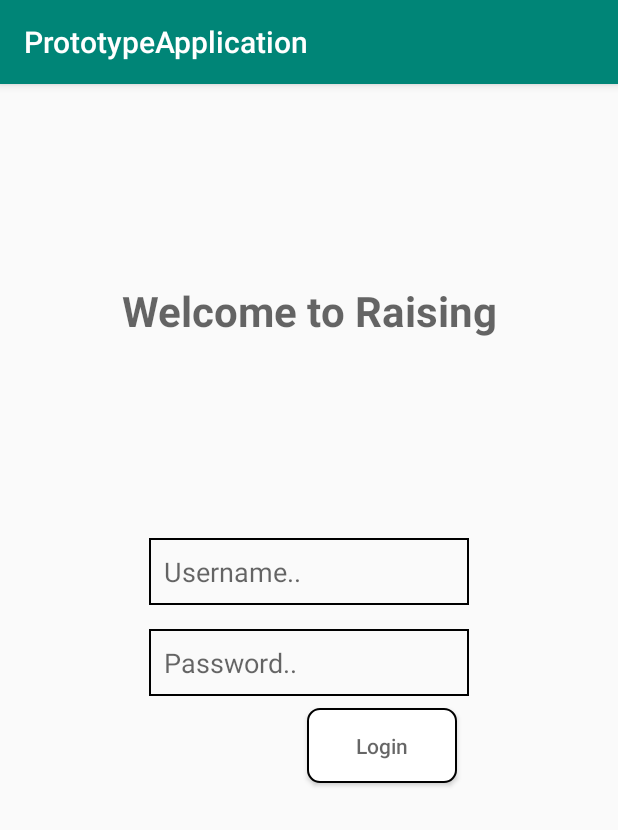
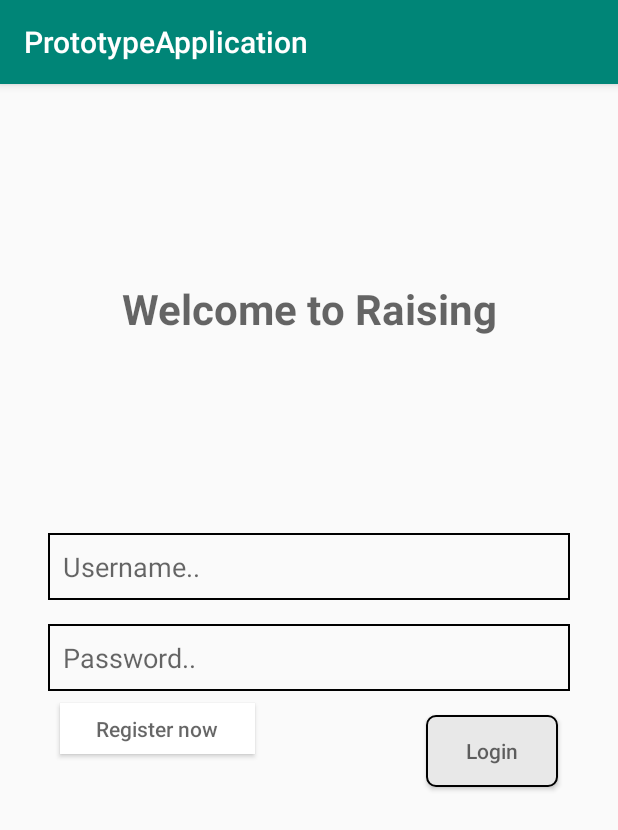
Before and after one commit to noahschmid/raising-android, an Android app: the fragment PrototypeLoginFragment shown on its own in the app's theme, after a tap on an icon or button, on a phone screen of 412 x 824 dp. Shown: the top 830 px of the screen. Run offline under Robolectric (Android 15) with nearby library versions, the phone set to English and light mode, and no system bars.

Commit message:
Fix button_login and add button_register

```diff
--- a/app/src/main/java/com/example/prototypeapplication/PrototypeLoginFragment.java
+++ b/app/src/main/java/com/example/prototypeapplication/PrototypeLoginFragment.java
@@ -11,8 +11,12 @@ import androidx.fragment.app.Fragment;
 import android.view.LayoutInflater;
 import android.view.View;
 import android.view.ViewGroup;
+import android.widget.Button;
+import android.widget.EditText;
 
-public class PrototypeLoginFragment extends Fragment {
+public class PrototypeLoginFragment extends Fragment implements View.OnClickListener {
+    private EditText username_input;
+    private EditText password_input;
 
     private PrototypeLoginViewModel mViewModel;
 
@@ -23,7 +27,30 @@ public class PrototypeLoginFragment extends Fragment {
     @Override
     public View onCreateView(@NonNull LayoutInflater inflater, @Nullable ViewGroup container,
                              @Nullable Bundle savedInstanceState) {
-        return inflater.inflate(R.layout.prototype_login_fragment, container, false);
+        View view = inflater.inflate(R.layout.prototype_login_fragment, container, false);
+
+        username_input = view.findViewById(R.id.editText_login_username);
+        password_input = view.findViewById(R.id.editText_login_password);
+
+        Button btn_login = view.findViewById(R.id.button_login);
+        btn_login.setOnClickListener(this);
+        Button btn_register = view.findViewById(R.id.button_register);
+        btn_register.setOnClickListener(this);
+        return view;
+    }
+
+    @Override
+    public void onClick(View view) {
+        switch (view.getId()) {
+            case R.id.button_login:
+                login();
+                break;
+            case R.id.button_register:
+                goToRegisterFragment();
+                break;
+            default:
+                break;
+        }
     }
 
     @Override
@@ -32,4 +59,26 @@ public class PrototypeLoginFragment extends Fragment {
         mViewModel = ViewModelProviders.of(this).get(PrototypeLoginViewModel.class);
         // TODO: Use the ViewModel
     }
+
+
+    private void login() {
+
+        String username = username_input.getText().toString();
+        String password = password_input.getText().toString();
+
+        // add backend request
+    }
+
+    private void goToRegisterFragment() {
+
+        try {
+            getActivity().getSupportFragmentManager()
+                    .beginTransaction()
+                    .add(R.id.fragment_container, new PrototypeRegisterFragment())
+                    .addToBackStack("PrototypeRegisterFragment")
+                    .commit();
+        } catch (NullPointerException e) {
+            e.printStackTrace();
+        }
+    }
 }
--- a/app/src/main/res/drawable/btn_login.xml
+++ b/app/src/main/res/drawable/btn_login.xml
@@ -1,12 +1,10 @@
 <?xml version="1.0" encoding="utf-8"?>
-<selector xmlns:android="http://schemas.android.com/apk/res/android">
-    <item>
-        <shape android:shape="rectangle" >
+    <shape xmlns:android="http://schemas.android.com/apk/res/android" android:shape="rectangle" >
         <corners
-                android:radius="8dp"
+            android:radius="6dp"
             />
         <solid
-                android:color="#FFFFFF"
+            android:color="#E8E8E8"
             />
         <padding
             android:left="0dp"
@@ -14,14 +12,8 @@
             android:right="0dp"
             android:bottom="0dp"
             />
-            <size
-                android:width="100dp"
-                android:height="50dp"
-                />
         <stroke
             android:width="1dp"
             android:color="#000000"
             />
     </shape>
-    </item>
-</selector>
--- /dev/null
+++ b/app/src/main/res/drawable/btn_register.xml
@@ -0,0 +1,6 @@
+<?xml version="1.0" encoding="utf-8"?>
+<shape xmlns:android="http://schemas.android.com/apk/res/android" android:shape="rectangle" >
+    <solid
+        android:color="#FFFFFF"
+        />
+</shape>
--- a/app/src/main/res/layout/prototype_login_fragment.xml
+++ b/app/src/main/res/layout/prototype_login_fragment.xml
@@ -2,23 +2,26 @@
 <androidx.constraintlayout.widget.ConstraintLayout xmlns:android="http://schemas.android.com/apk/res/android"
     xmlns:app="http://schemas.android.com/apk/res-auto"
     xmlns:tools="http://schemas.android.com/tools"
-    android:id="@+id/frameLayout"
+    android:id="@+id/prototypeLoginFrameLayout"
     android:layout_width="match_parent"
     android:layout_height="match_parent"
     tools:context=".PrototypeLoginFragment">
 
     <EditText
         android:id="@+id/editText_login_username"
-        android:layout_width="wrap_content"
         android:layout_height="wrap_content"
+        android:layout_width="match_parent"
+        android:layout_marginStart="32dp"
+        android:layout_marginLeft="32dp"
         android:layout_marginTop="8dp"
+        android:layout_marginEnd="32dp"
+        android:layout_marginRight="32dp"
         android:background="@drawable/border_login_form"
         android:ems="10"
         android:hint="@string/login_username_input_placeholder"
         android:inputType="textPersonName"
         app:layout_constraintBottom_toTopOf="@+id/editText_login_password"
         app:layout_constraintEnd_toEndOf="parent"
-        app:layout_constraintHorizontal_bias="0.5"
         app:layout_constraintStart_toStartOf="parent"
         app:layout_constraintTop_toTopOf="parent"
         app:layout_constraintVertical_chainStyle="packed" />
@@ -40,10 +43,10 @@
 
     <EditText
         android:id="@+id/editText_login_password"
-        android:layout_width="wrap_content"
+        android:layout_width="0dp"
         android:layout_height="wrap_content"
         android:layout_marginTop="16dp"
-        android:layout_marginBottom="8dp"
+        android:layout_marginBottom="16dp"
         android:background="@drawable/border_login_form"
         android:ems="10"
         android:hint="@string/login_password_input_placeholder"
@@ -62,9 +65,20 @@
         android:layout_marginBottom="8dp"
         android:background="@drawable/btn_login"
         android:hint="@string/login_button_text"
-        android:onClick="login"
         app:layout_constraintBottom_toBottomOf="parent"
-        app:layout_constraintEnd_toEndOf="@+id/editText_login_password"
+        app:layout_constraintEnd_toEndOf="@+id/editText_login_username"
+        app:layout_constraintTop_toBottomOf="@+id/editText_login_password" />
+
+    <Button
+        android:id="@+id/button_register"
+        android:layout_width="130dp"
+        android:layout_height="34dp"
+        android:layout_marginStart="8dp"
+        android:layout_marginLeft="8dp"
+        android:layout_marginTop="8dp"
+        android:background="@drawable/btn_register"
+        android:hint="@string/login_register_text"
+        app:layout_constraintStart_toStartOf="@+id/editText_login_username"
         app:layout_constraintTop_toBottomOf="@+id/editText_login_password" />
 
 </androidx.constraintlayout.widget.ConstraintLayout>
--- a/app/src/main/res/values/strings.xml
+++ b/app/src/main/res/values/strings.xml
@@ -6,4 +6,5 @@
     <string name="login_password_input_placeholder"> Password..</string>
     <string name="login_button_text"> Login </string>
     <string name="login_welcome_text"> Welcome to Raising </string>
+    <string name="login_register_text"> Register now</string>
 </resources>
```
Also changed, not shown: app/src/main/java/com/example/prototypeapplication/MainActivity.java (+5 -6 lines), app/src/main/java/com/example/prototypeapplication/PrototypeRegisterFragment.java (added, +36 -0 lines), app/src/main/java/com/example/prototypeapplication/PrototypeRegisterViewModel.java (added, +7 -0 lines), app/src/main/res/layout/prototype_register_fragment.xml (added, +8 -0 lines). Lines whose indentation alone changed are shown as unchanged.
